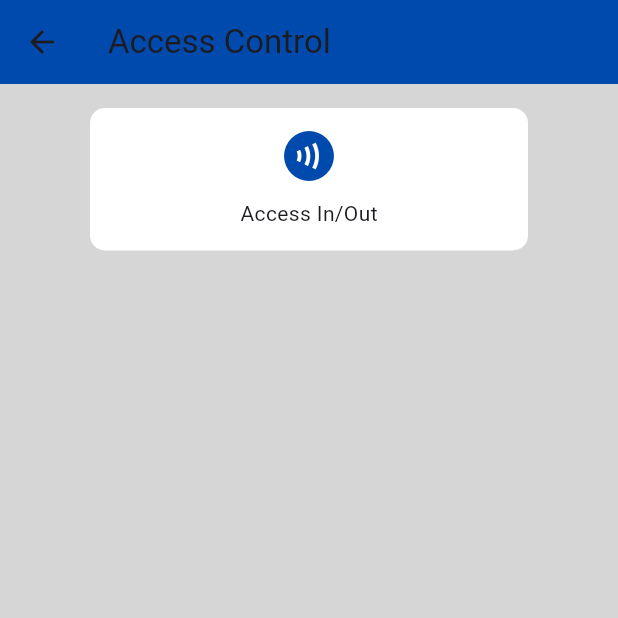
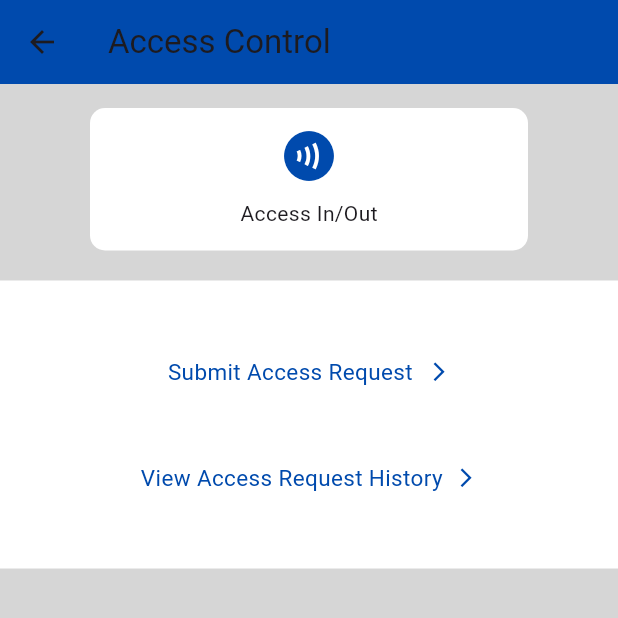
Before and after one commit to zahir248/niwos, a Flutter app: the AccessControlPage screen opened directly, on a phone screen of 412 x 824 dp, the top half of it. Run offline on Flutter 3.47's test engine with Material 3 defaults, Android fonts, the phone set to English and light mode, and no system bars; our stand-ins replace image_picker, local_auth, shared_preferences; missing offline and left inert: nfc_manager; accounts and stored records are empty; network calls fail.

Commit message:
submitting access request

```diff
--- a/lib/main.dart
+++ b/lib/main.dart
@@ -33,4 +33,5 @@ class AppConfig {
   static const String submitLeaveRequestPath = '/niwos_api/submit_leave_request.php';
   static const String retrieveLeaveHistoryPath = '/niwos_api/retrieve_leave_history.php';
   static const String retrieveAccessCodePath = '/niwos_api/retrieve_access_code.php';
+  static const String submitAccessRequestPath = '/niwos_api/submit_access_request.php';
 }
--- a/lib/views/access_control_page.dart
+++ b/lib/views/access_control_page.dart
@@ -3,6 +3,7 @@ import 'dart:async';
 
 import '/models/access_control_page_model.dart';
 import '/controllers/access_control_page_controller.dart';
+import '/views/access_request_page.dart';
 
 class AccessControlPage extends StatefulWidget {
   @override
@@ -74,6 +75,73 @@ class _AccessControlPageState extends State<AccessControlPage> {
               ),
             ),
             SizedBox(height: 20),
+            Padding(
+              padding: EdgeInsets.fromLTRB(0, 0, 0, 0),
+              child: Container(
+                decoration: BoxDecoration(
+                  color: Colors.white,
+                ),
+                child: Column(
+                  children: [
+                    SizedBox(height: 50),
+                    GestureDetector(
+                      onTap: () {
+                        Navigator.push(
+                          context,
+                          MaterialPageRoute(builder: (context) => SubmitAccessRequestPage()),
+                        );
+                      },
+                      child: Row(
+                        mainAxisAlignment: MainAxisAlignment.center,
+                        children: [
+                          Text(
+                            "Submit Access Request",
+                            style: TextStyle(
+                              color: Color(0xFF004AAD),
+                              fontSize: 15, // Adjust the font size as needed
+                            ),
+                          ),
+                          SizedBox(width: 10), // Add space between text and icon
+                          Icon(
+                            Icons.arrow_forward_ios, // Icon for navigating forward
+                            color: Color(0xFF004AAD),
+                            size: 15, // Adjust the icon size as needed
+                          ),
+                        ],
+                      ),
+                    ),
+                    SizedBox(height: 50),
+                    GestureDetector(
+                      onTap: () {
+                        /*Navigator.push(
+                          context,
+                          MaterialPageRoute(builder: (context) => ViewLeaveRequestHistoryPage()),
+                        );*/
+                      },
+                      child: Row(
+                        mainAxisAlignment: MainAxisAlignment.center,
+                        children: [
+                          Text(
+                            "View Access Request History",
+                            style: TextStyle(
+                              color: Color(0xFF004AAD),
+                              fontSize: 15, // Adjust the font size as needed
+                            ),
+                          ),
+                          SizedBox(width: 8), // Add space between text and icon
+                          Icon(
+                            Icons.arrow_forward_ios, // Icon for navigating forward
+                            color: Color(0xFF004AAD),
+                            size: 15, // Adjust the icon size as needed
+                          ),
+                        ],
+                      ),
+                    ),
+                    SizedBox(height: 50),
+                  ],
+                ),
+              ),
+            ),
           ],
         ),
       ),
@@ -141,7 +209,7 @@ class _AccessControlPageState extends State<AccessControlPage> {
       context: context,
       builder: (BuildContext context) {
         return AlertDialog(
-          title: Text("Access Granted"),
+          title: Text("Access Granted!"),
           content: Text("You have access to this area."),
           actions: <Widget>[
             TextButton(
@@ -165,7 +233,7 @@ class _AccessControlPageState extends State<AccessControlPage> {
       context: context,
       builder: (BuildContext context) {
         return AlertDialog(
-          title: Text("Access Denied"),
+          title: Text("Access Denied!"),
           content: Text("You do not have access to this area."),
           actions: <Widget>[
             TextButton(
```
Also changed, not shown: lib/controllers/access_request_page_controller.dart (added, +120 -0 lines), lib/models/access_request_page_model.dart (added, +8 -0 lines), lib/views/access_request_page.dart (added, +238 -0 lines).
